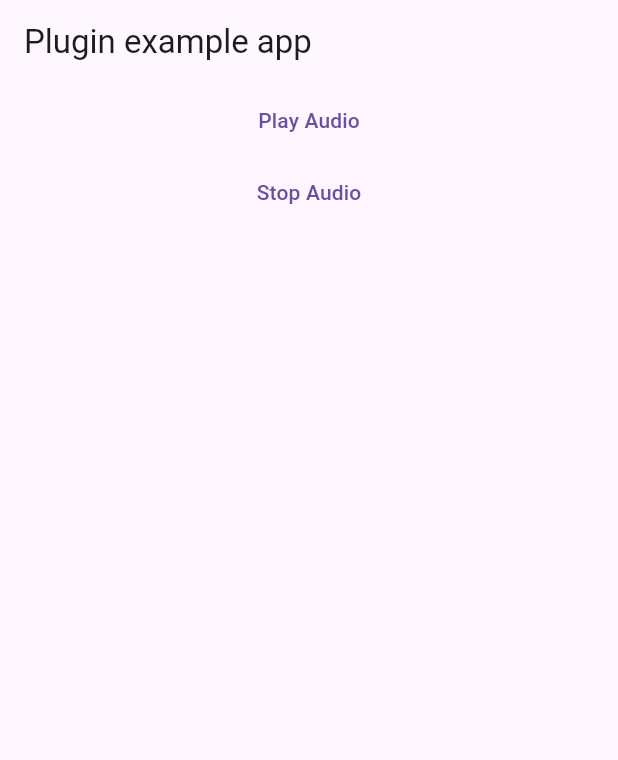
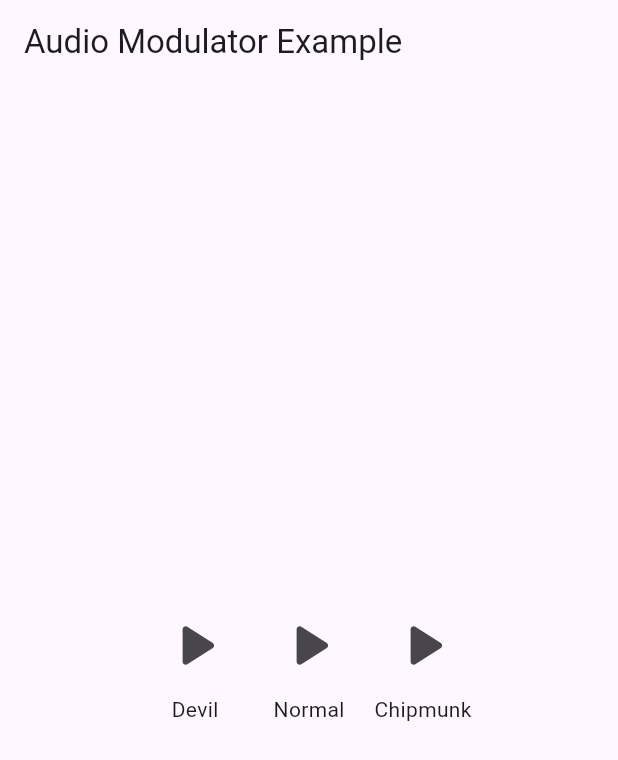
Before and after one commit to pratikbaid3/audio_modulator, a Flutter app: the screen it shows after launch, on a phone screen of 412 x 824 dp. Shown: the top 760 px of the screen. Run offline on Flutter 3.47's test engine with Material 3 defaults, Android fonts, the phone set to English and light mode, and no system bars.

Commit message:
feat: Completed android voice changer

```diff
--- a/example/lib/main.dart
+++ b/example/lib/main.dart
@@ -1,5 +1,6 @@
 import 'dart:io';
 
+import 'package:audio_modulator_example/voice_type.dart';
 import 'package:flutter/material.dart';
 import 'dart:async';
 import 'package:flutter/services.dart';
@@ -18,6 +19,7 @@ class MyApp extends StatefulWidget {
 }
 
 class _MyAppState extends State<MyApp> {
+  bool isPlaying = false;
   final _audioModulatorPlugin = AudioModulator();
 
   Future<String> moveAssetToTempDirectory(String assetPath) async {
@@ -34,25 +36,122 @@ class _MyAppState extends State<MyApp> {
     return MaterialApp(
       home: Scaffold(
         appBar: AppBar(
-          title: const Text('Plugin example app'),
+          title: const Text('Audio Modulator Example'),
         ),
         body: Center(
           child: Column(
+            mainAxisAlignment: MainAxisAlignment.center,
             children: [
-              TextButton(
-                onPressed: () async {
-                  final path =
-                      await moveAssetToTempDirectory("assets/audio/audio.mp3");
-                  _audioModulatorPlugin.playAudio(
-                      path: path, pitch: -800, speed: 1);
-                },
-                child: const Text("Play Audio"),
-              ),
-              TextButton(
-                onPressed: () async {
-                  _audioModulatorPlugin.stopAudio();
-                },
-                child: const Text("Stop Audio"),
+              Row(
+                mainAxisAlignment: MainAxisAlignment.center,
+                children: [
+                  Column(
+                    children: [
+                      IconButton(
+                        onPressed: isPlaying
+                            ? () {
+                                setState(() {
+                                  isPlaying = false;
+                                });
+                                _audioModulatorPlugin.stopAudio();
+                              }
+                            : () async {
+                                setState(() {
+                                  isPlaying = true;
+                                });
+                                final path = await moveAssetToTempDirectory(
+                                    "assets/audio/audio.mp3");
+                                _audioModulatorPlugin.playAudio(
+                                    path: path,
+                                    pitch: VoiceType.devil,
+                                    speed: 1);
+                              },
+                        icon: isPlaying
+                            ? const Icon(
+                                Icons.stop,
+                                size: 50,
+                              )
+                            : const Icon(
+                                Icons.play_arrow_rounded,
+                                size: 50,
+                              ),
+                      ),
+                      const Text("Devil"),
+                    ],
+                  ),
+                  const SizedBox(
+                    width: 10,
+                  ),
+                  Column(
+                    children: [
+                      IconButton(
+                        onPressed: isPlaying
+                            ? () {
+                                setState(() {
+                                  isPlaying = false;
+                                });
+                                _audioModulatorPlugin.stopAudio();
+                              }
+                            : () async {
+                                setState(() {
+                                  isPlaying = true;
+                                });
+                                final path = await moveAssetToTempDirectory(
+                                    "assets/audio/audio.mp3");
+                                _audioModulatorPlugin.playAudio(
+                                    path: path, pitch: 1, speed: 1);
+                              },
+                        icon: isPlaying
+                            ? const Icon(
+                                Icons.stop,
+                                size: 50,
+                              )
+                            : const Icon(
+                                Icons.play_arrow_rounded,
+                                size: 50,
+                              ),
+                      ),
+                      const Text("Normal"),
+                    ],
+                  ),
+                  const SizedBox(
+                    width: 10,
+                  ),
+                  Column(
+                    children: [
+                      IconButton(
+                        onPressed: isPlaying
+                            ? () {
+                                setState(() {
+                                  isPlaying = false;
+                                });
+                                _audioModulatorPlugin.stopAudio();
+                              }
+                            : () async {
+                                setState(() {
+                                  isPlaying = true;
+                                });
+                                final path = await moveAssetToTempDirectory(
+                                    "assets/audio/audio.mp3");
+                                _audioModulatorPlugin.playAudio(
+                                    path: path,
+                                    pitch: VoiceType.chipmunk,
+                                    speed: 1);
+                              },
+                        icon: isPlaying
+                            ? const Icon(
+                                Icons.stop,
+                                size: 50,
+                              )
+                            : const Icon(
+                                Icons.play_arrow_rounded,
+                                size: 50,
+                              ),
+                      ),
+                      const Text("Chipmunk"),
+                    ],
+                  ),
+                ],
               ),
             ],
           ),
--- /dev/null
+++ b/example/lib/voice_type.dart
@@ -0,0 +1,4 @@
+class VoiceType {
+  static double devil = -1200;
+  static double chipmunk = 1200;
+}
```
